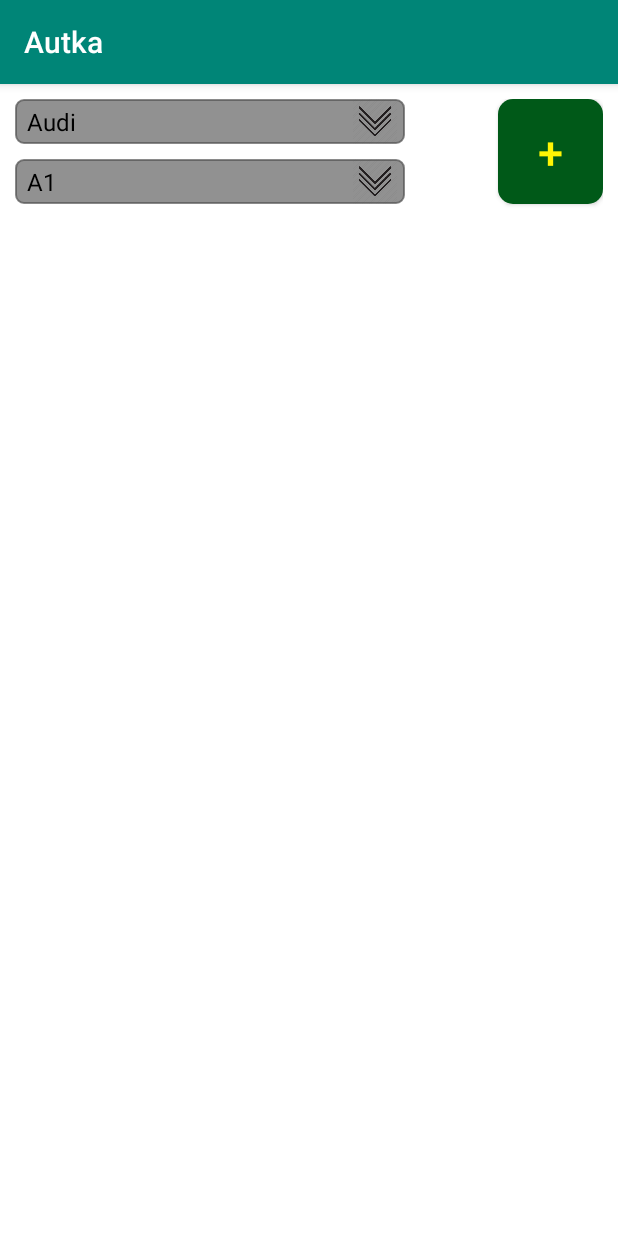
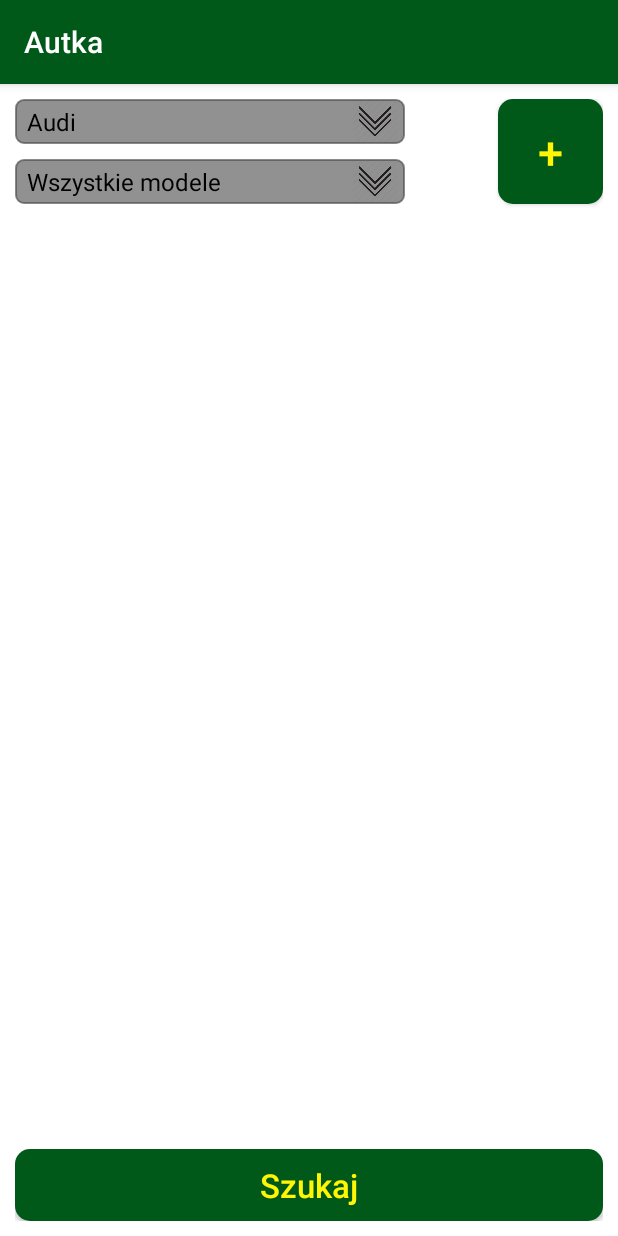
Before and after one commit to emskypl/Autka, an Android app: the screen it shows after launch (MainActivity), on a phone screen of 412 x 824 dp. Run offline under Robolectric (Android 15) with nearby library versions, the phone set to English and light mode, and no system bars.

Commit message:
Correcting filter menu

```diff
--- a/app/src/main/java/com/example/autka/view/MainActivity.java
+++ b/app/src/main/java/com/example/autka/view/MainActivity.java
@@ -1,9 +1,13 @@
 package com.example.autka.view;
+import android.content.Context;
+import android.content.Intent;
 import android.database.DataSetObserver;
 import android.graphics.drawable.GradientDrawable;
+import android.opengl.Visibility;
 import android.print.PrintAttributes;
 import android.support.v7.app.AppCompatActivity;
 import android.os.Bundle;
+import android.util.Log;
 import android.view.View;
 import android.view.ViewGroup;
 import android.widget.AdapterView;
@@ -15,6 +19,10 @@
 import android.widget.Toast;
 
 import com.example.autka.R;
+
+import android.view.LayoutInflater;
+
+import org.w3c.dom.Text;
 
 import java.util.ArrayList;
 import java.util.HashMap;
@@ -28,27 +36,45 @@
 
 public class MainActivity extends AppCompatActivity {
 
-    Spinner brandSpinner, modelSpinner;
-    Button addRecordButton;
-    LinearLayout addedRecordsLayout;
-
-    ArrayList<String> brandsList, modelsList;
-    ArrayAdapter<String> brandAdapter, modelsAdapter;
-
     Brands brands;
     Models models;
 
-    public int x = 50;
+    Spinner brandSpinner, modelSpinner;
+    ArrayAdapter<String> brandsAdapter, modelsAdapter;
+
+
+
+    Button addRecordButton;
+    Button searchButton;
+    LinearLayout addedRecordsFilterLayout;
+
+
+
+
+
+
     Map<String,String> addedFilterMap;
+    public static String textToModelsView = "";
 
-    public static <K,V> K getKey(Map<K,V> map, V value){
+    Intent toSearch;
+
+    public static <K,V> V getValuesByKey(Map<K,V> map,K key){
         for(Map.Entry<K,V> entry : map.entrySet()) {
-            if(value.equals(entry.getValue())) {
-                return entry.getKey();
+            if(key.equals(entry.getKey()))
+                textToModelsView += entry.getValue();
+            }
+        return null;
+    }
+
+    public static <K,V> V getMapValue(Map<K,V> map, V value, K key){
+        for(Map.Entry<K,V> entry : map.entrySet()) {
+            if(value.equals(entry.getValue()) && key.equals(entry.getKey())){
+                return value;
             }
         }
         return null;
     }
+
 
     @Override
     protected void onCreate(Bundle savedInstanceState) {
@@ -57,24 +83,29 @@
         brandSpinner = (Spinner) findViewById(R.id.brandSpinner);
         modelSpinner = (Spinner) findViewById(R.id.modelSpinner);
         addRecordButton = (Button) findViewById(R.id.addRecordButton);
-        addedRecordsLayout = (LinearLayout) findViewById(R.id.addedRecordsLayout);
+        searchButton = (Button) findViewById(R.id.searchButton);
+
+        addedRecordsFilterLayout = (LinearLayout) findViewById(R.id.addedFilterRecordsLayout);
 
         brands = new Brands();
         models = new Models();
-        brandsList = new ArrayList<>();
-        modelsList = new ArrayList<>();
+
         addedFilterMap = new HashMap<String, String>();
+        toSearch = new Intent(getApplicationContext(),ResultOfSearchActivity.class);
 
-        brands.brandsToArray(brandsList);
-        brandAdapter = new ArrayAdapter<>(this, R.layout.support_simple_spinner_dropdown_item, brands.getBrandsList());
-        brandSpinner.setAdapter(brandAdapter);
+        brandsAdapter = new ArrayAdapter<>(this,android.R.layout.simple_spinner_dropdown_item);
+        modelsAdapter = new ArrayAdapter<>(this,android.R.layout.simple_spinner_dropdown_item);
 
+        final TextView[] brandName = new TextView[1];
+        brands.brandsToArray(brandsAdapter);
+        brandsAdapter = brands.getBrandsList();
+        brandSpinner.setAdapter(brandsAdapter);
 
         brandSpinner.setOnItemSelectedListener(new AdapterView.OnItemSelectedListener() {
             @Override
             public void onItemSelected(AdapterView<?> parent, View view, int position, long id) {
-                models.getMarks(brandSpinner.getSelectedItem().toString(),modelsList);
-                modelsAdapter = new ArrayAdapter<String>(view.getContext(), R.layout.support_simple_spinner_dropdown_item,models.getModelsList());
+                models.getMarks(brandSpinner.getSelectedItem().toString(), modelsAdapter);
+                modelsAdapter = models.getModelsList();
                 modelSpinner.setAdapter(modelsAdapter);
             }
 
@@ -88,39 +119,20 @@
         addRecordButton.setOnClickListener(new View.OnClickListener() {
             @Override
             public void onClick(View v) {
-                if(addedFilterMap.size() >= 5){
-                    Toast.makeText(v.getContext(),"Maksymalna liczba filtrów to " + addedFilterMap.size(),LENGTH_LONG).show();
-                    return;
-                }else {
-                    addedFilterMap.put(brandSpinner.getSelectedItem().toString(),modelSpinner.getSelectedItem().toString());
-                }
-
-
-                        TextView addedRecordBrandTextView = new TextView(v.getContext());
-                        TextView addedRecordModelTextView = new TextView(v.getContext());
-                        LinearLayout addedRecordNewLayout = new LinearLayout(v.getContext());
-                        LinearLayout.LayoutParams addedRecordLayoutParams = new LinearLayout.LayoutParams(
-                                LinearLayout.LayoutParams.WRAP_CONTENT,
-                                LinearLayout.LayoutParams.MATCH_PARENT,
-                                LinearLayout.HORIZONTAL
-                        );
-
-                        addedRecordLayoutParams.setMargins(0, 150 + x, 0, 0);
-                        x = x + 50;
-                        addedRecordNewLayout.setLayoutParams(addedRecordLayoutParams);
-
-
-                        addedRecordBrandTextView.setText(getKey(addedFilterMap, "5"));
-                        addedRecordModelTextView.setText(addedFilterMap.get("BMW"));
-
-                        addedRecordNewLayout.addView(addedRecordBrandTextView);
-                        addedRecordNewLayout.addView(addedRecordModelTextView);
-
-                        addedRecordsLayout.addView(addedRecordNewLayout);
-
-
+                onAddField(v);
+                //TODO (1) Correct adding values to TextViews
+                brandName[addedRecordsFilterLayout.getChildCount()] = (TextView) findViewById(R.id.brandName);
+                brandName[addedRecordsFilterLayout.getChildCount()].setText(brandSpinner.getSelectedItem().toString());
             }
         });
 
     }
+    public void onAddField(View v){
+        LayoutInflater inflater = (LayoutInflater) getSystemService(Context.LAYOUT_INFLATER_SERVICE);
+        final View rowView = inflater.inflate(R.layout.field, null);
+        addedRecordsFilterLayout.addView(rowView, addedRecordsFilterLayout.getChildCount() - 1);
+    }
+    public void onDelete(View v) {
+        addedRecordsFilterLayout.removeView((View) v.getParent());
+    }
 }
--- a/app/src/main/java/model/Brands.java
+++ b/app/src/main/java/model/Brands.java
@@ -1,20 +1,19 @@
 package model;
 
-
-import java.util.ArrayList;
+import android.widget.ArrayAdapter;
 
 public class Brands {
-    private ArrayList<String> brandsList;
+    private ArrayAdapter<String> brandsList;
 
-    public ArrayList<String> getBrandsList() {
+    public ArrayAdapter<String> getBrandsList() {
         return brandsList;
     }
 
-    public void setBrandsList(ArrayList<String> brandsList) {
+    public void setBrandsList(ArrayAdapter<String> brandsList) {
         this.brandsList = brandsList;
     }
 
-    public void brandsToArray(ArrayList<String> brandsList){
+    public void brandsToArray(ArrayAdapter<String> brandsList){
 
         this.brandsList = brandsList;
         brandsList.add("Audi");
--- a/app/src/main/java/model/Models.java
+++ b/app/src/main/java/model/Models.java
@@ -1,25 +1,29 @@
 package model;
+
+import android.widget.ArrayAdapter;
+import android.widget.Toast;
 
 import java.util.ArrayList;
 
 public class Models {
 
-    private ArrayList<String> modelsList;
+    private ArrayAdapter<String> modelsList;
 
-    public ArrayList<String> getModelsList() {
+    public ArrayAdapter<String> getModelsList() {
         return modelsList;
     }
 
-    public void setModelsList(ArrayList<String> modelsList) {
+    public void setModelsList(ArrayAdapter<String> modelsList) {
         this.modelsList = modelsList;
     }
 
 
 
-    public void getMarks(String brand, ArrayList<String> modelsList){
+    public void getMarks(String brand, ArrayAdapter<String> modelsList){
 
         this.modelsList = modelsList;
         modelsList.clear();
+        modelsList.add("Wszystkie modele");
         if(brand.equals("Audi")){
             modelsList.add("A1");
             modelsList.add("A2");
@@ -49,9 +53,18 @@
             modelsList.add("TT RS");
             modelsList.add("TT S");
         } else if(brand.equals("BMW")){
+            modelsList.add("3");
             modelsList.add("5");
-        } else{
-            modelsList.add("Ni ma");
+            modelsList.add("7");
+            modelsList.add("M5");
+        } else if (brand.equals("Chevrolet")){
+            modelsList.add("1500");
+            modelsList.add("3000");
+            modelsList.add("Alero");
+            modelsList.add("Apache");
+            modelsList.add("Długa testowa nazwa dla auta");
+        }else{
+            modelsList.add("Testowy model");
         }
     }
 
--- a/app/src/main/res/layout/activity_main.xml
+++ b/app/src/main/res/layout/activity_main.xml
@@ -38,39 +38,41 @@
                 android:layout_width="40dp"
                 android:layout_height="30dp"
                 android:layout_alignParentRight="true"
+                android:layout_centerHorizontal="true"
                 android:layout_centerVertical="true"
                 android:layout_gravity="center"
-                    android:layout_centerHorizontal="true"
                 android:src="@mipmap/arrow_down" />
         </RelativeLayout>
+
         <RelativeLayout
             android:layout_width="260dp"
             android:layout_height="wrap_content"
+            android:layout_marginTop="10dp"
             android:background="@drawable/spinner_background"
             android:orientation="horizontal"
-                app:layout_constraintTop_toBottomOf="@id/markaSpinnerLayout"
             app:layout_constraintStart_toStartOf="parent"
-                android:layout_marginTop="10dp">
+            app:layout_constraintTop_toBottomOf="@id/markaSpinnerLayout">
 
             <Spinner
                 android:id="@+id/modelSpinner"
                 android:layout_width="260dp"
                 android:layout_height="30dp"
                 android:layout_centerVertical="true"
+                android:background="@android:color/transparent"
                 android:gravity="center"
-                    android:background="@android:color/transparent"
                 android:spinnerMode="dropdown" />
 
             <ImageView
                 android:layout_width="40dp"
                 android:layout_height="30dp"
                 android:layout_alignParentRight="true"
+                android:layout_centerHorizontal="true"
                 android:layout_centerVertical="true"
                 android:layout_gravity="center"
-                    android:layout_centerHorizontal="true"
                 android:src="@mipmap/arrow_down" />
         </RelativeLayout>
     </LinearLayout>
+
     <Button
         android:id="@+id/addRecordButton"
         android:layout_width="70dp"
@@ -82,41 +84,24 @@
         android:textSize="30sp"
         app:layout_constraintEnd_toEndOf="parent"
         app:layout_constraintTop_toTopOf="parent" />
+
     <LinearLayout
-    android:id="@+id/addedRecordsLayout"
+        android:id="@+id/addedFilterRecordsLayout"
         android:layout_width="match_parent"
         android:layout_height="wrap_content"
-    app:layout_constraintTop_toBottomOf="@id/spinnersLayout"
+        android:orientation="vertical"
         app:layout_constraintStart_toStartOf="parent"
-    android:orientation="horizontal">
-    <!--    <LinearLayout
-          android:id="@+id/testRecord"
+        app:layout_constraintTop_toBottomOf="@id/spinnersLayout"/>
+
+    <Button
+        android:id="@+id/searchButton"
         android:layout_width="match_parent"
         android:layout_height="wrap_content"
-          app:layout_constraintTop_toBottomOf="@id/addedRecordsLayout"
-          app:layout_constraintStart_toStartOf="parent"
-          android:orientation="horizontal">
-    <TextView
-          android:id="@+id/firstFilterMarkaTextView"
-          android:layout_width="100dp"
-          android:layout_marginTop="10dp"
-          android:layout_marginRight="5dp"
-          android:layout_height="wrap_content"
-          android:text="Audi"
-          android:textColor="#000000"
-          android:paddingLeft="5dp"
-          android:textSize="16sp"
-          android:background="@drawable/spinner_background"/>
-      <TextView
-          android:id="@+id/firstFilterModelTextView"
-          android:layout_width="match_parent"
-          android:layout_marginTop="10dp"
-          android:layout_height="wrap_content"
-          android:text="A5,A6,A7"
-          android:textColor="#000000"
-          android:paddingLeft="5dp"
-          android:textSize="16sp"
-          android:background="@drawable/spinner_background" />
-    </LinearLayout>-->
-</LinearLayout>
+        android:background="@drawable/button_background"
+        android:text="Szukaj"
+        android:textAllCaps="false"
+        android:textColor="#fff504"
+        android:textSize="22sp"
+        app:layout_constraintBottom_toBottomOf="parent"
+        app:layout_constraintStart_toStartOf="parent" />
 </android.support.constraint.ConstraintLayout>
--- a/app/src/main/res/values/colors.xml
+++ b/app/src/main/res/values/colors.xml
@@ -1,6 +1,6 @@
 <?xml version="1.0" encoding="utf-8"?>
 <resources>
-    <color name="colorPrimary">#008577</color>
-    <color name="colorPrimaryDark">#00574B</color>
-    <color name="colorAccent">#D81B60</color>
+    <color name="colorPrimary">#005918</color>
+    <color name="colorPrimaryDark">#005918</color>
+    <color name="colorAccent">#005918</color>
 </resources>
--- a/app/src/main/res/values/strings.xml
+++ b/app/src/main/res/values/strings.xml
@@ -1,3 +1,8 @@
 <resources>
     <string name="app_name">Autka</string>
+    <string-array name="types">
+        <item>Mobile</item>
+        <item>Office</item>
+        <item>Home</item>
+    </string-array>
 </resources>
```
Also changed, not shown: app/src/main/AndroidManifest.xml (+4 -4 lines), app/src/main/java/com/example/autka/view/ResultOfSearchActivity.java (added, +39 -0 lines), app/src/main/res/layout/activity_result_of_search.xml (added, +24 -0 lines), app/src/main/res/layout/field.xml (added, +26 -0 lines). Lines whose indentation alone changed are shown as unchanged.
